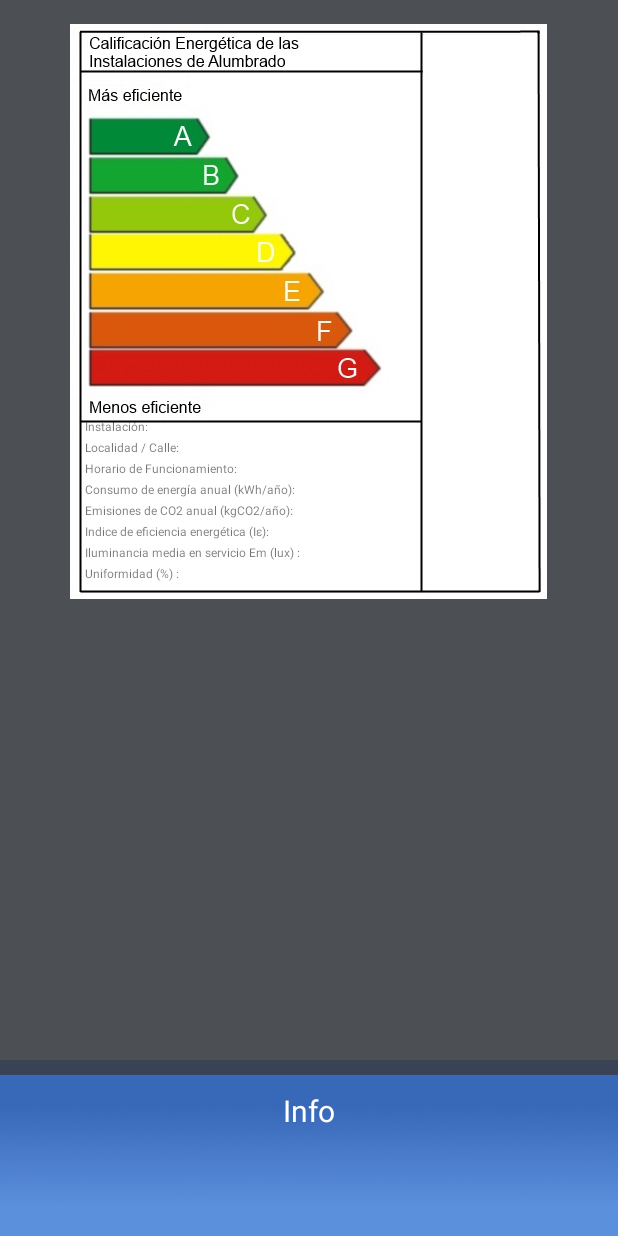
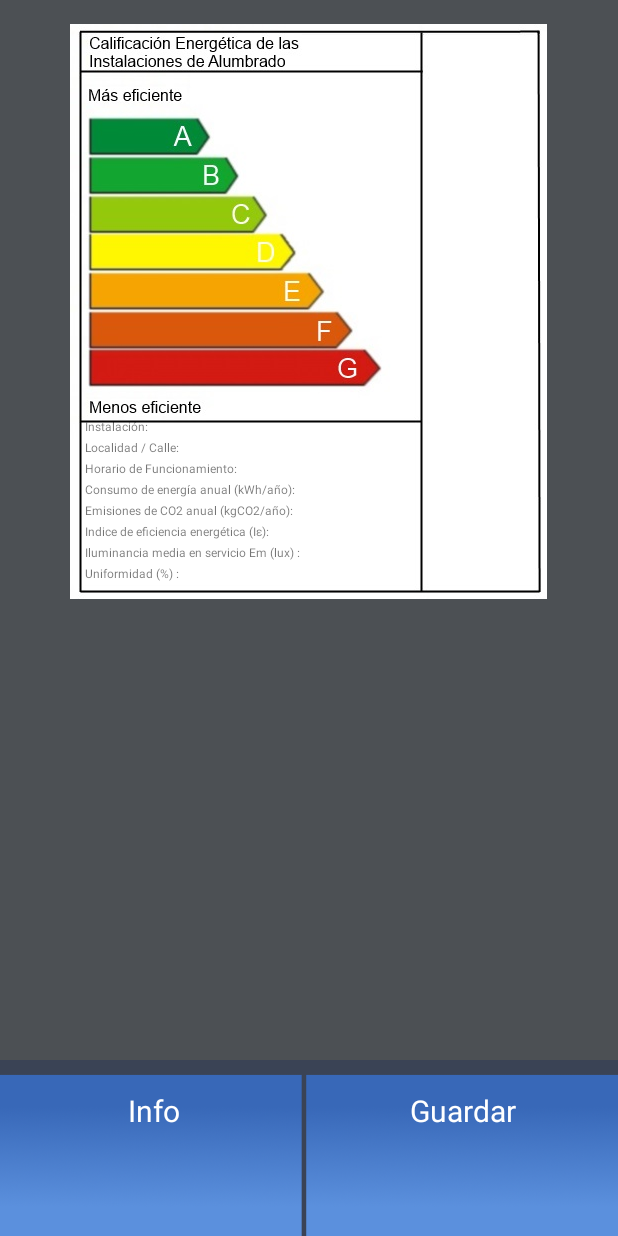
Before and after one commit to bitgenius/CE2AX, an Android app: the layout activity_calcular_eficiencia.xml on its own in the app's theme, with its tools: preview values and no code run, on a phone screen of 412 x 824 dp. Run offline under Robolectric (Android 15) with nearby library versions, the phone set to English and light mode, and no system bars.

Commit message:
26/08/2015 Segunda Parte

```diff
--- a/app/src/main/res/layout/activity_calcular_eficiencia.xml
+++ b/app/src/main/res/layout/activity_calcular_eficiencia.xml
@@ -302,19 +302,46 @@
         android:layout_width="fill_parent"
         android:layout_height="fill_parent"
         android:layout_weight="3"
-        android:background="@drawable/actionbar_background_inv"
-        android:orientation="vertical"
+        android:background="@drawable/actionbar_background_inv_part"
+        android:orientation="horizontal"
         android:onClick="informacion" >
 
-        <TextView
-            android:id="@+id/textViewCalc"
-            android:layout_width="wrap_content"
+        <LinearLayout
+            android:orientation="vertical"
+            android:layout_width="match_parent"
             android:layout_height="match_parent"
-            android:layout_gravity="center"
-            android:layout_marginTop="20dp"
-            android:text="@string/bInfo"
-            android:textColor="#ffffff"
-            android:textSize="20sp" />
+            android:layout_weight="1"
+            android:layout_marginTop="20dp">
+
+            <TextView
+                android:id="@+id/textViewCalc"
+                android:layout_width="wrap_content"
+                android:layout_height="wrap_content"
+                android:text="@string/bInfo"
+                android:textColor="#ffffff"
+                android:textSize="20sp"
+                android:layout_weight="1"
+                android:layout_gravity="center" />
+
+        </LinearLayout>
+
+        <LinearLayout
+            android:orientation="vertical"
+            android:layout_width="match_parent"
+            android:layout_height="match_parent"
+            android:layout_weight="1"
+            android:layout_marginTop="20dp">
+
+            <TextView
+                android:id="@+id/textView"
+                android:layout_width="wrap_content"
+                android:layout_height="wrap_content"
+                android:text="@string/bGuardar"
+                android:textColor="#ffffff"
+                android:textSize="20sp"
+                android:layout_weight="1"
+                android:layout_gravity="center" />
+        </LinearLayout>
 
     </LinearLayout>
 
--- a/app/src/main/res/values/strings.xml
+++ b/app/src/main/res/values/strings.xml
@@ -17,6 +17,7 @@
     <string name="title_activity_calcular_eficiencia">CalcularEficiencia</string>
     <string name="bCalcular">Calcular</string>
     <string name="bInfo">Info</string>
+    <string name="bGuardar">Guardar</string>
     <string name="et1">Instalación: </string>
     <string name="et2">Localidad / Calle: </string>
     <string name="et3">Horario de Funcionamiento: </string>
@@ -29,8 +30,8 @@
 
     <string-array name="sensor">
         <item>Sensor de Luz</item>
-        <item>Cámara Frontal + calibración</item>
-        <item>Cámara Frontal + Exiff + calibración</item>
+        <item>Cámara + Método Pixel</item>
+        <item>Cámara + Método Exiff</item>
     </string-array>
 
     <string name="title_activity_informacion">Informacion</string>
```
Also changed, not shown: app/src/main/res/drawable-hdpi/actionbar_background_inv_part.png (added), 171 other files.
